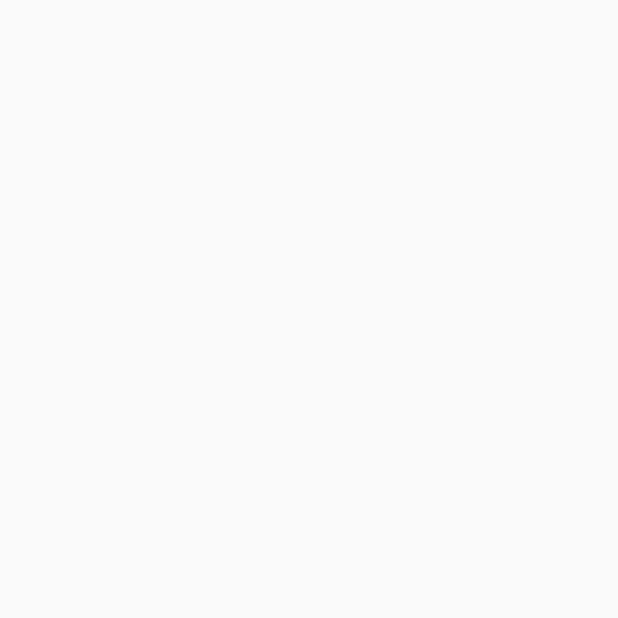
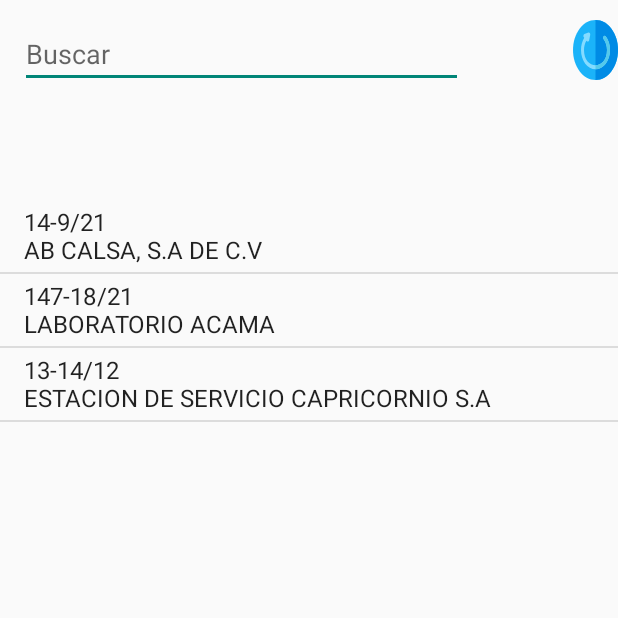
Before and after one commit to LashGAMX/MuestreoApp, an Android app: the ListaAguaActivity screen opened directly, with no data from a screen before it, on a phone screen of 412 x 824 dp, the top half of it. Before the commit the part shown is empty. Run offline under Robolectric (Android 15) with nearby library versions, the phone set to English and light mode, and no system bars.

Commit message:
commit Función de menú para lista agua.

```diff
--- a/app/src/main/AndroidManifest.xml
+++ b/app/src/main/AndroidManifest.xml
@@ -9,8 +9,8 @@
         android:roundIcon="@mipmap/ic_launcher_round"
         android:supportsRtl="true"
         android:theme="@style/Theme.Design.Light.NoActionBar">
-        <activity android:name=".AguaGeneralesActivity"></activity>
-        <activity android:name=".AguaCapturaActivity" />
+        <activity android:name=".AguaCapturaActivity"></activity>
+        <activity android:name=".CapturaAguaActivity" />
         <activity android:name=".ListaAguaActivity" />
         <activity android:name=".MenuActivity" />
         <activity android:name=".MuestreosActivity" />
--- a/app/src/main/java/com/acama/muestreoapp/ListaAguaActivity.kt
+++ b/app/src/main/java/com/acama/muestreoapp/ListaAguaActivity.kt
@@ -1,11 +1,63 @@
 package com.acama.muestreoapp
 
+import android.R
 import androidx.appcompat.app.AppCompatActivity
 import android.os.Bundle
+import android.view.ContextMenu
+import android.view.MenuItem
+import android.view.View
+import android.widget.ArrayAdapter
+import android.widget.Toast
+import com.acama.muestreoapp.databinding.ActivityListaAguaBinding
+
 
 class ListaAguaActivity : AppCompatActivity() {
-    override fun onCreate(savedInstanceState: Bundle?) {
-        super.onCreate(savedInstanceState)
-        setContentView(R.layout.activity_lista_agua)
+    private lateinit var bin:  ActivityListaAguaBinding
+            override fun onCreate(savedInstanceState: Bundle?) {
+            super.onCreate(savedInstanceState)
+                bin = ActivityListaAguaBinding.inflate(layoutInflater)
+                setContentView(bin.root)
+
+                //Mostrar datos en la lista
+                val muestreos = arrayOf("14-9/21\n"+"AB CALSA, S.A DE C.V","147-18/21\n"+"LABORATORIO ACAMA",
+                    "13-14/12\n"+"ESTACION DE SERVICIO CAPRICORNIO S.A")
+
+                val adaptador1 = ArrayAdapter<String>(this, R.layout.simple_list_item_1, muestreos)
+                bin.lstMuestreos.adapter = adaptador1
+
+                bin.lstMuestreos.setOnItemClickListener { adapterView, view, i, l ->
+                    //acción que cada elemen to debe llevar
+
+                }
+                registerForContextMenu(bin.lstMuestreos)
     }
+    override fun onCreateContextMenu(
+        menu: ContextMenu?,
+        v: View?,
+        menuInfo: ContextMenu.ContextMenuInfo?
+    ) {
+        menuInflater.inflate(com.acama.muestreoapp.R.menu.menu_lista, menu)
+        super.onCreateContextMenu(menu, v, menuInfo)
+    }
+
+    override fun onContextItemSelected(item: MenuItem): Boolean {
+
+        when(item.itemId){
+            com.acama.muestreoapp.R.id.enviar -> {
+                Toast.makeText(applicationContext, "Enviar", Toast.LENGTH_SHORT).show()
+                return true
+            }
+            com.acama.muestreoapp.R.id.info -> {
+                Toast.makeText(applicationContext, "info", Toast.LENGTH_SHORT).show()
+                return true
+            }
+            com.acama.muestreoapp.R.id.firma -> {
+                Toast.makeText(applicationContext, "Firma", Toast.LENGTH_SHORT).show()
+                return true
+            }
+        }
+
+        return super.onContextItemSelected(item)
+    }
+
 }
--- a/app/src/main/res/layout/activity_lista_agua.xml
+++ b/app/src/main/res/layout/activity_lista_agua.xml
@@ -1,9 +1,41 @@
 <?xml version="1.0" encoding="utf-8"?>
-<androidx.constraintlayout.widget.ConstraintLayout xmlns:android="http://schemas.android.com/apk/res/android"
+<RelativeLayout xmlns:android="http://schemas.android.com/apk/res/android"
     xmlns:app="http://schemas.android.com/apk/res-auto"
     xmlns:tools="http://schemas.android.com/tools"
     android:layout_width="match_parent"
     android:layout_height="match_parent"
     tools:context=".ListaAguaActivity">
 
-</androidx.constraintlayout.widget.ConstraintLayout>
+    <EditText
+        android:id="@+id/edtBuscar"
+        android:layout_width="295dp"
+        android:layout_height="wrap_content"
+        android:layout_marginLeft="20px"
+        android:layout_marginTop="20px"
+        android:hint="Buscar" />
+
+    <ImageView
+        android:id="@+id/imvSincronizar"
+        android:layout_width="40dp"
+        android:layout_height="40dp"
+        android:layout_marginLeft="110px"
+        android:layout_marginTop="20px"
+        android:layout_toRightOf="@+id/edtBuscar"
+        android:foreground="@drawable/_93_left_arrow" />
+
+
+    <LinearLayout
+        android:layout_width="match_parent"
+        android:layout_height="match_parent"
+        android:background="#00FFFFFF"
+        android:orientation="vertical">
+
+        <ListView
+            android:id="@+id/lstMuestreos"
+            android:layout_width="match_parent"
+            android:layout_height="match_parent"
+            android:layout_marginTop="200px" />
+
+    </LinearLayout>
+
+</RelativeLayout>
--- /dev/null
+++ b/app/src/main/res/menu/menu_lista.xml
@@ -0,0 +1,15 @@
+<?xml version="1.0" encoding="utf-8"?>
+<menu xmlns:android="http://schemas.android.com/apk/res/android">
+    <item
+        android:id="@+id/enviar"
+        android:title="Enviar"
+        />
+    <item
+        android:id="@+id/info"
+        android:title=" Info"
+        />
+    <item
+        android:id="@+id/firma"
+        android:title="Firma"
+        />
+</menu>
```
Also changed, not shown: app/src/main/java/com/acama/muestreoapp/MenuActivity.kt (+14 -1 lines), app/src/main/java/com/acama/muestreoapp/MuestreoActivity.kt (added, +18 -0 lines), app/src/main/java/com/acama/muestreoapp/MuestreosActivity.kt (+33 -1 lines), app/src/main/res/layout/activity_menu.xml (+18 -21 lines), app/src/main/res/layout/activity_muestreo.xml (added, +9 -0 lines), app/src/main/res/layout/activity_muestreos.xml (+4 -4 lines), app/src/main/res/values/strings.xml (+7 -0 lines), app/src/main/res/drawable/sync.png (added).
